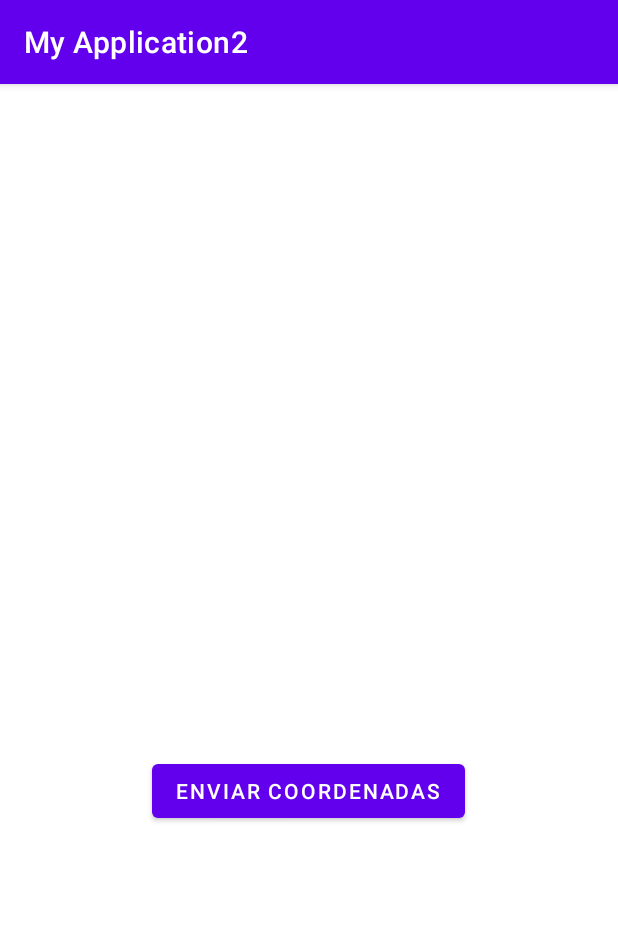
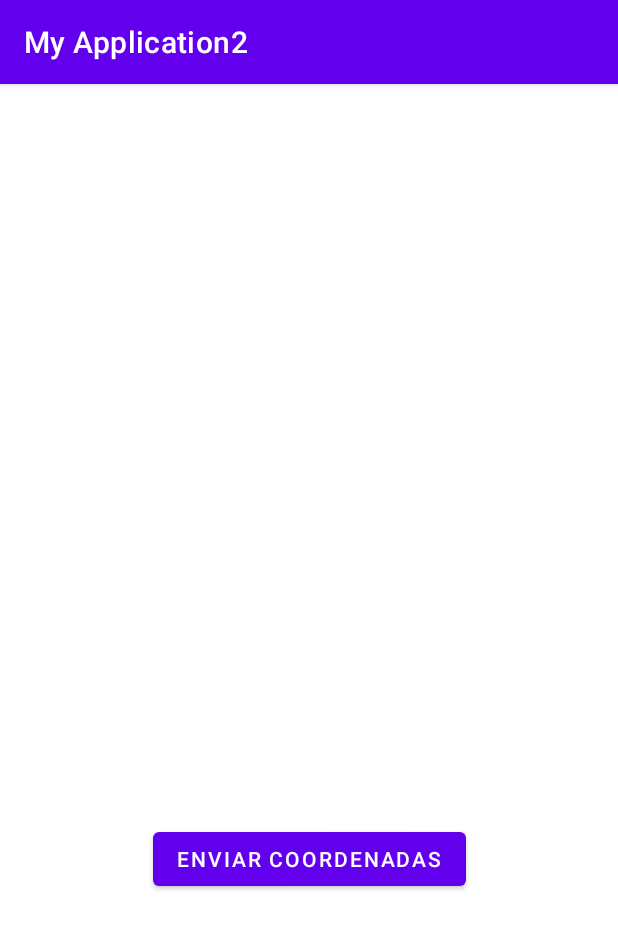
Before and after one commit to danielseaman/MyApplication2, an Android app: the screen it shows after launch (MainActivity), on a phone screen of 412 x 824 dp. Shown: the top 929 px of the screen. Run offline under Robolectric (Android 15) with nearby library versions, the phone set to English and light mode, and no system bars; our stand-ins replace Volley.

Commit message:
Minor changes

```diff
--- a/app/src/main/AndroidManifest.xml
+++ b/app/src/main/AndroidManifest.xml
@@ -12,7 +12,8 @@
         android:label="@string/app_name"
         android:roundIcon="@mipmap/ic_launcher_round"
         android:supportsRtl="true"
-        android:theme="@style/Theme.MyApplication2">
+        android:theme="@style/Theme.MyApplication2"
+        android:networkSecurityConfig="@xml/security">
         <activity
             android:name=".MainActivity"
             android:exported="true">
@@ -22,6 +23,7 @@
                 <category android:name="android.intent.category.LAUNCHER" />
             </intent-filter>
         </activity>
+
     </application>
 
 </manifest>
--- a/app/src/main/res/layout/activity_main.xml
+++ b/app/src/main/res/layout/activity_main.xml
@@ -7,16 +7,28 @@
     tools:context=".MainActivity">
 
     <TextView
-        android:id="@+id/textView2"
-        android:layout_width="119dp"
-        android:layout_height="40dp"
+        android:id="@+id/textView"
+        android:layout_width="260dp"
+        android:layout_height="95dp"
         android:text=""
         app:layout_constraintBottom_toBottomOf="parent"
-        app:layout_constraintHorizontal_bias="0.455"
+        app:layout_constraintHorizontal_bias="0.496"
         app:layout_constraintLeft_toLeftOf="parent"
         app:layout_constraintRight_toRightOf="parent"
         app:layout_constraintTop_toTopOf="parent"
-        app:layout_constraintVertical_bias="0.357" />
+        app:layout_constraintVertical_bias="0.449" />
+
+    <TextView
+        android:id="@+id/textView2"
+        android:layout_width="260dp"
+        android:layout_height="95dp"
+        android:text=""
+        app:layout_constraintBottom_toBottomOf="parent"
+        app:layout_constraintHorizontal_bias="0.496"
+        app:layout_constraintLeft_toLeftOf="parent"
+        app:layout_constraintRight_toRightOf="parent"
+        app:layout_constraintTop_toTopOf="parent"
+        app:layout_constraintVertical_bias="0.183" />
 
     <Button
         android:id="@+id/button"
@@ -25,9 +37,8 @@
         android:text="Enviar Coordenadas"
         app:layout_constraintBottom_toBottomOf="parent"
         app:layout_constraintEnd_toEndOf="parent"
-        app:layout_constraintHorizontal_bias="0.498"
         app:layout_constraintStart_toStartOf="parent"
         app:layout_constraintTop_toBottomOf="@+id/textView2"
-        app:layout_constraintVertical_bias="0.35" />
+        app:layout_constraintVertical_bias="0.547" />
 
 </androidx.constraintlayout.widget.ConstraintLayout>
--- /dev/null
+++ b/app/src/main/res/xml/security.xml
@@ -0,0 +1,6 @@
+<?xml version="1.0" encoding="utf-8"?>
+<network-security-config>
+    <domain-config cleartextTrafficPermitted="true">
+        <domain includeSubdomains="true">192.168.1.20</domain>
+    </domain-config>
+</network-security-config>
```
Also changed, not shown: app/src/main/java/com/example/myapplication2/MainActivity.java (+29 -27 lines).
